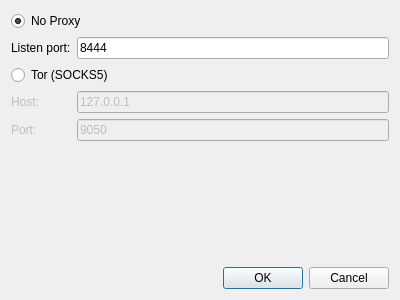
This is hyperbit/gui/data/NetworkConfigDialog.ui in g1itch/hyperbit as Qt 5 draws it before an edit. The edited form follows.
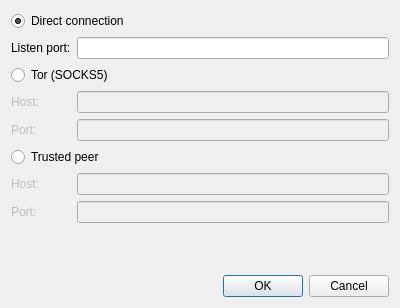
This is the edited form.

Commit message: Trusted peer mode

The edit to the form file:
```diff
--- a/hyperbit/gui/data/NetworkConfigDialog.ui
+++ b/hyperbit/gui/data/NetworkConfigDialog.ui
@@ -7,7 +7,7 @@
     <x>0</x>
     <y>0</y>
     <width>400</width>
-    <height>300</height>
+    <height>308</height>
    </rect>
   </property>
   <property name="windowTitle">
@@ -22,13 +22,23 @@
      <item row="2" column="0" colspan="2">
       <widget class="QRadioButton" name="raNone">
        <property name="text">
-        <string>No Proxy</string>
+        <string>Direct connection</string>
        </property>
        <property name="checked">
         <bool>true</bool>
        </property>
       </widget>
      </item>
+     <item row="3" column="0">
+      <widget class="QLabel" name="laListen">
+       <property name="text">
+        <string>Listen port:</string>
+       </property>
+      </widget>
+     </item>
+     <item row="3" column="1">
+      <widget class="QLineEdit" name="liListen"/>
+     </item>
      <item row="4" column="0" colspan="2">
       <widget class="QRadioButton" name="raTor">
        <property name="text">
@@ -51,9 +61,6 @@
        <property name="enabled">
         <bool>false</bool>
        </property>
-       <property name="text">
-        <string>127.0.0.1</string>
-       </property>
       </widget>
      </item>
      <item row="6" column="0">
@@ -71,22 +78,46 @@
        <property name="enabled">
         <bool>false</bool>
        </property>
+      </widget>
+     </item>
+     <item row="7" column="0" colspan="2">
+      <widget class="QRadioButton" name="raTrusted">
        <property name="text">
-        <string>9050</string>
+        <string>Trusted peer</string>
        </property>
       </widget>
      </item>
-     <item row="3" column="1">
-      <widget class="QLineEdit" name="liListen">
+     <item row="8" column="1">
+      <widget class="QLineEdit" name="liTrustedHost">
+       <property name="enabled">
+        <bool>false</bool>
+       </property>
+      </widget>
+     </item>
+     <item row="9" column="1">
+      <widget class="QLineEdit" name="liTrustedPort">
+       <property name="enabled">
+        <bool>false</bool>
+       </property>
+      </widget>
+     </item>
+     <item row="9" column="0">
+      <widget class="QLabel" name="laTrustedPort">
+       <property name="enabled">
+        <bool>false</bool>
+       </property>
        <property name="text">
-        <string>8444</string>
+        <string>Port:</string>
        </property>
       </widget>
      </item>
-     <item row="3" column="0">
-      <widget class="QLabel" name="laListen">
+     <item row="8" column="0">
+      <widget class="QLabel" name="laTrustedHost">
+       <property name="enabled">
+        <bool>false</bool>
+       </property>
        <property name="text">
-        <string>Listen port:</string>
+        <string>Host:</string>
        </property>
       </widget>
      </item>
```
Left out of the diff: 64 changed lines with no effect on the pictures. The commit also changes 3 other files.
